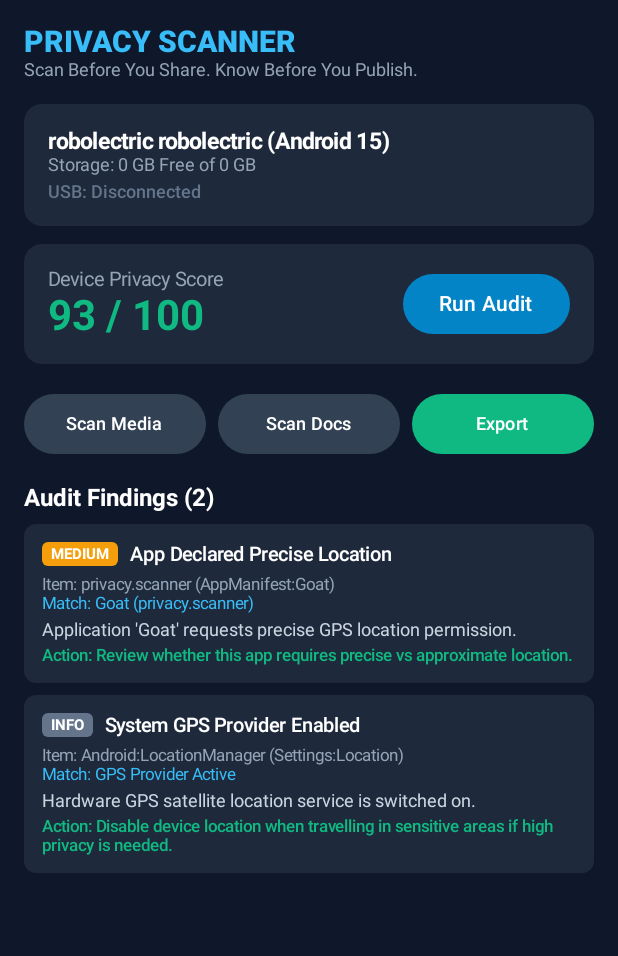
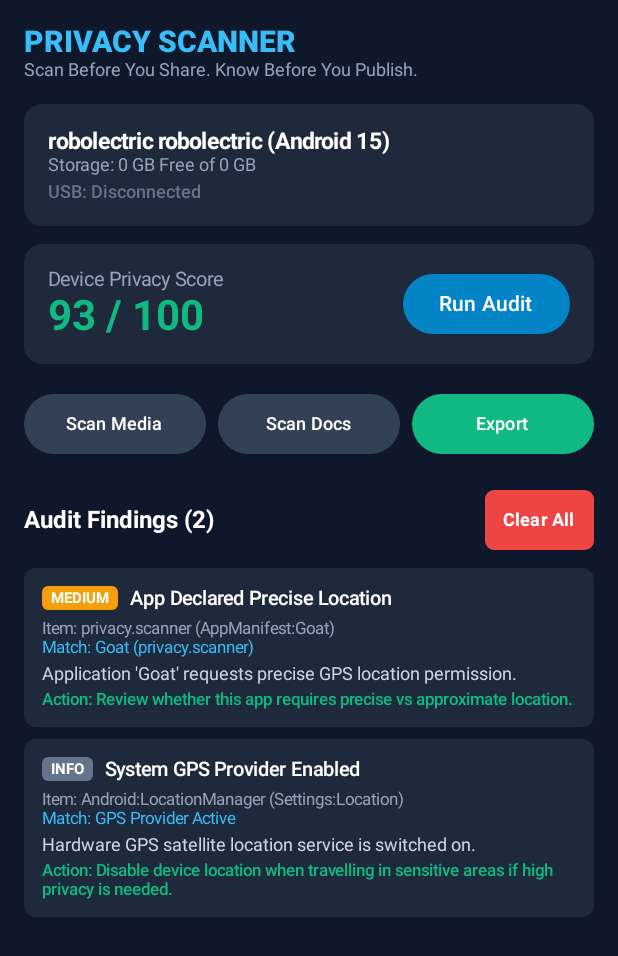
Before and after one commit to sahajbadreshiya2108/goat-android-scanner, an Android app built with Jetpack Compose: the screen it shows after launch (MainActivity), after a tap on "Run Audit", on a phone screen of 412 x 824 dp. Shown: the top 956 px of the screen. Run offline under Robolectric (Android 15) with nearby library versions, the phone set to English and light mode, and no system bars; our stand-ins replace Room's generated code.

Commit message:
Add Clear All button to mobile app dashboard

```diff
--- a/app/src/main/java/privacy/scanner/Dashboard.kt
+++ b/app/src/main/java/privacy/scanner/Dashboard.kt
@@ -24,7 +24,8 @@ fun DashboardScreen(
     onRunFullAudit: () -> Unit,
     onPickMediaToScan: () -> Unit,
     onPickFileToScan: () -> Unit,
-    onExportReport: () -> Unit
+    onExportReport: () -> Unit,
+    onClearResults: () -> Unit
 ) {
     Column(
         modifier = Modifier
@@ -127,14 +128,29 @@ fun DashboardScreen(
             }
         }
 
-        // Findings Title
-        Text(
-            text = "Audit Findings (${findings.size})",
-            color = Color.White,
-            fontWeight = FontWeight.Bold,
-            fontSize = 16.sp,
-            modifier = Modifier.padding(bottom = 8.dp)
-        )
+        // Findings Title & Clear Row
+        Row(
+            modifier = Modifier.fillMaxWidth().padding(bottom = 8.dp),
+            horizontalArrangement = Arrangement.SpaceBetween,
+            verticalAlignment = Alignment.CenterVertically
+        ) {
+            Text(
+                text = "Audit Findings (${findings.size})",
+                color = Color.White,
+                fontWeight = FontWeight.Bold,
+                fontSize = 16.sp
+            )
+            if (findings.isNotEmpty()) {
+                Button(
+                    onClick = onClearResults,
+                    colors = ButtonDefaults.buttonColors(containerColor = Color(0xFFEF4444)),
+                    contentPadding = PaddingValues(horizontal = 12.dp, vertical = 4.dp),
+                    shape = RoundedCornerShape(6.dp)
+                ) {
+                    Text("Clear All", fontSize = 12.sp, fontWeight = FontWeight.Bold)
+                }
+            }
+        }
 
         // Findings List
         LazyColumn(
--- a/app/src/main/java/privacy/scanner/MainActivity.kt
+++ b/app/src/main/java/privacy/scanner/MainActivity.kt
@@ -58,7 +58,12 @@ class MainActivity : ComponentActivity() {
                 onRunFullAudit = { runDeviceAudit() },
                 onPickMediaToScan = { pickPhotoLauncher.launch("image/*") },
                 onPickFileToScan = { pickDocLauncher.launch("*/*") },
-                onExportReport = { exportReport() }
+                onExportReport = { exportReport() },
+                onClearResults = {
+                    findingsState.clear()
+                    scoreState = 100
+                    Toast.makeText(this@MainActivity, "Results cleared!", Toast.LENGTH_SHORT).show()
+                }
             )
         }
     }
```
